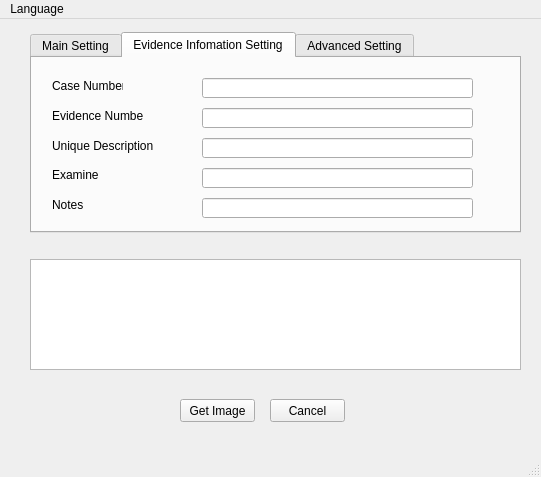
Above: mainwindow.ui from Hi-Im-darkness/FTKGui before the change. Below: the same form after it.
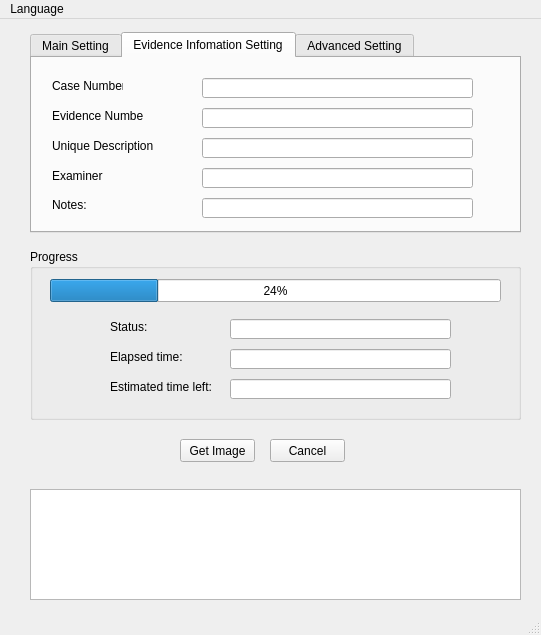
That is the form after the change. The open tabs and pages were chosen to show the change.

Commit message: Time: 01/07/2018 Add progress output. Add event when push exit button. Add some check.

What changed in the file:
```diff
--- a/mainwindow.ui
+++ b/mainwindow.ui
@@ -7,7 +7,7 @@
     <x>0</x>
     <y>0</y>
     <width>541</width>
-    <height>477</height>
+    <height>635</height>
    </rect>
   </property>
   <property name="windowTitle">
@@ -18,7 +18,7 @@
     <property name="geometry">
      <rect>
       <x>180</x>
-      <y>380</y>
+      <y>420</y>
       <width>75</width>
       <height>23</height>
      </rect>
@@ -216,12 +216,12 @@
        <rect>
         <x>20</x>
         <y>110</y>
-        <width>46</width>
-        <height>13</height>
+        <width>51</width>
+        <height>16</height>
        </rect>
       </property>
       <property name="text">
-       <string>Examiner</string>
+       <string>Examiner:</string>
       </property>
      </widget>
      <widget class="QLineEdit" name="lineEdit_5">
@@ -257,7 +257,7 @@
        </rect>
       </property>
       <property name="text">
-       <string>Notes</string>
+       <string>Notes:</string>
       </property>
      </widget>
      <widget class="QLineEdit" name="lineEdit_6">
@@ -387,21 +387,11 @@
      </widget>
     </widget>
    </widget>
-   <widget class="QTextEdit" name="textEdit">
-    <property name="geometry">
-     <rect>
-      <x>30</x>
-      <y>240</y>
-      <width>491</width>
-      <height>111</height>
-     </rect>
-    </property>
-   </widget>
    <widget class="QPushButton" name="pushButton_2">
     <property name="geometry">
      <rect>
       <x>270</x>
-      <y>380</y>
+      <y>420</y>
       <width>75</width>
       <height>23</height>
      </rect>
@@ -410,6 +400,114 @@
      <string>Cancel</string>
     </property>
    </widget>
+   <widget class="QGroupBox" name="groupBox">
+    <property name="geometry">
+     <rect>
+      <x>30</x>
+      <y>230</y>
+      <width>491</width>
+      <height>171</height>
+     </rect>
+    </property>
+    <property name="title">
+     <string>Progress</string>
+    </property>
+    <widget class="QLabel" name="label_13">
+     <property name="geometry">
+      <rect>
+       <x>80</x>
+       <y>70</y>
+       <width>61</width>
+       <height>16</height>
+      </rect>
+     </property>
+     <property name="text">
+      <string>Status:</string>
+     </property>
+    </widget>
+    <widget class="QLineEdit" name="lineEdit_9">
+     <property name="geometry">
+      <rect>
+       <x>200</x>
+       <y>70</y>
+       <width>221</width>
+       <height>20</height>
+      </rect>
+     </property>
+     <property name="text">
+      <string/>
+     </property>
+    </widget>
+    <widget class="QProgressBar" name="progressBar">
+     <property name="geometry">
+      <rect>
+       <x>20</x>
+       <y>30</y>
+       <width>451</width>
+       <height>23</height>
+      </rect>
+     </property>
+     <property name="value">
+      <number>24</number>
+     </property>
+    </widget>
+    <widget class="QLabel" name="label_14">
+     <property name="geometry">
+      <rect>
+       <x>80</x>
+       <y>100</y>
+       <width>81</width>
+       <height>16</height>
+      </rect>
+     </property>
+     <property name="text">
+      <string>Elapsed time:</string>
+     </property>
+    </widget>
+    <widget class="QLabel" name="label_15">
+     <property name="geometry">
+      <rect>
+       <x>80</x>
+       <y>130</y>
+       <width>101</width>
+       <height>16</height>
+      </rect>
+     </property>
+     <property name="text">
+      <string>Estimated time left:</string>
+     </property>
+    </widget>
+    <widget class="QLineEdit" name="lineEdit_10">
+     <property name="geometry">
+      <rect>
+       <x>200</x>
+       <y>100</y>
+       <width>221</width>
+       <height>20</height>
+      </rect>
+     </property>
+    </widget>
+    <widget class="QLineEdit" name="lineEdit_11">
+     <property name="geometry">
+      <rect>
+       <x>200</x>
+       <y>130</y>
+       <width>221</width>
+       <height>20</height>
+      </rect>
+     </property>
+    </widget>
+   </widget>
+   <widget class="QTextEdit" name="textEdit">
+    <property name="geometry">
+     <rect>
+      <x>30</x>
+      <y>470</y>
+      <width>491</width>
+      <height>111</height>
+     </rect>
+    </property>
+   </widget>
   </widget>
   <widget class="QStatusBar" name="statusBar"/>
   <widget class="QMenuBar" name="menuBar">
```
Left out of the diff: 22 changed lines with no effect on the pictures. The commit also changes 5 other files.
